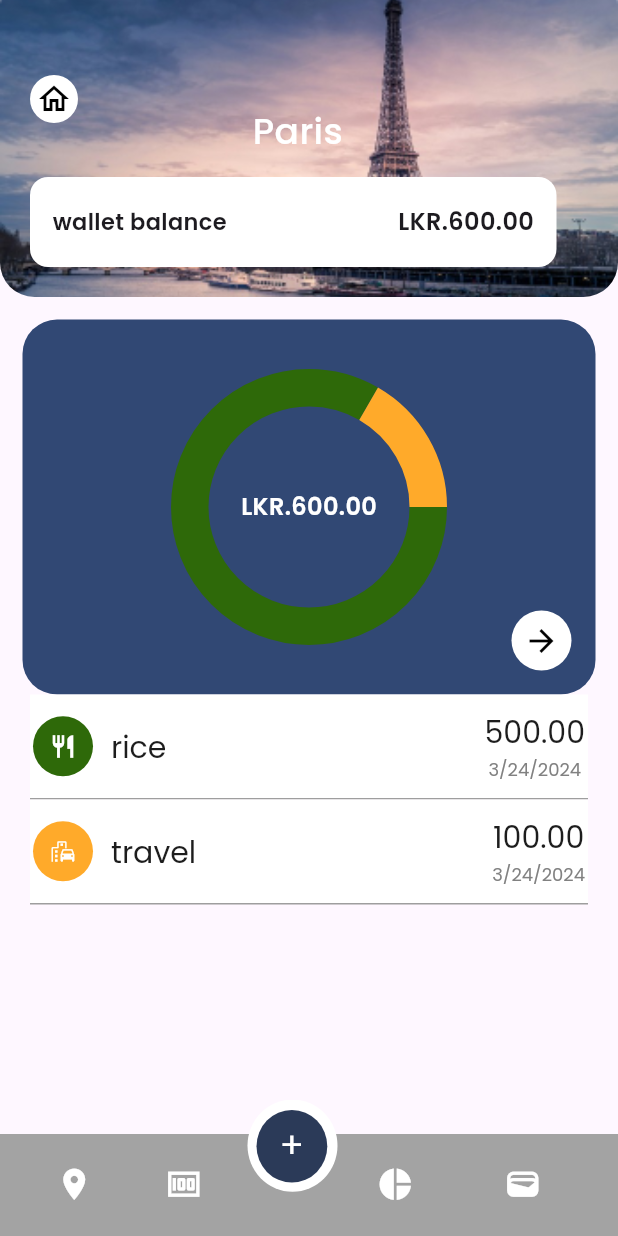
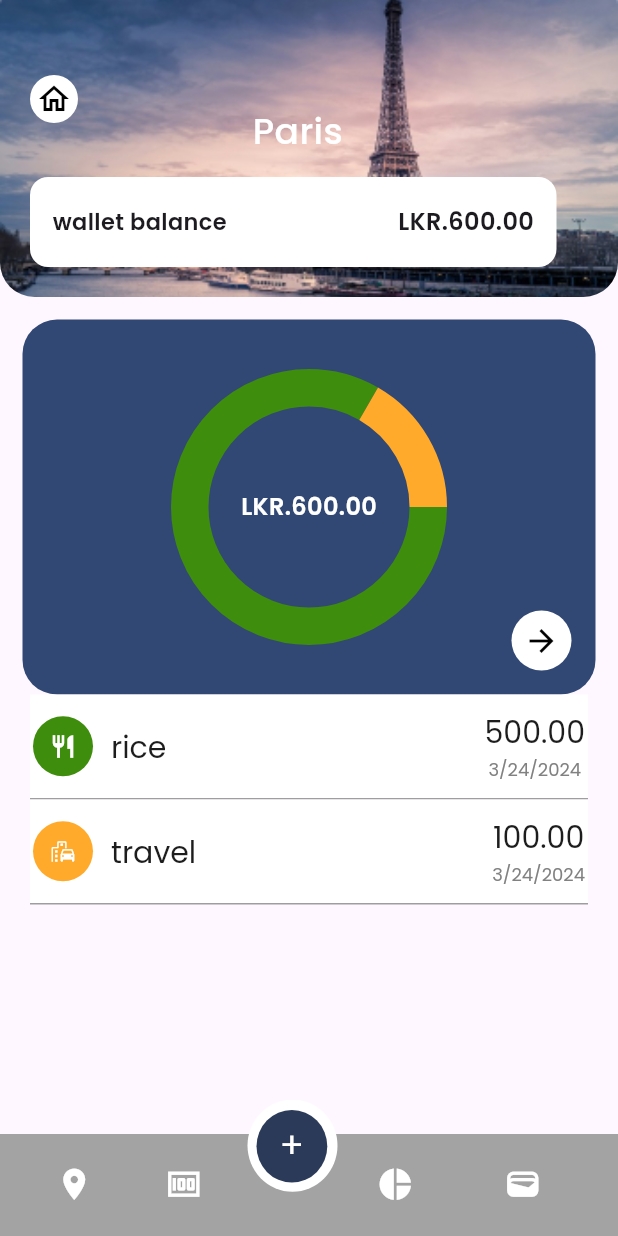
Before and after one commit to YashasHewage/TripWallet, a Flutter app: the ExpencesState screen opened by its route, on a phone screen of 412 x 824 dp. Run offline on Flutter 3.47's test engine with Material 3 defaults, Android fonts, the light colour scheme and no system bars; drawn by our look-alikes of fl_chart; our stand-ins replace cloud_firestore, firebase_auth, firebase_core, google_fonts; missing offline and left inert: dart:ffi; accounts and stored records are empty.

Commit message:
updated Expenses page

```diff
--- a/app/lib/Models/expence.dart
+++ b/app/lib/Models/expence.dart
@@ -22,7 +22,7 @@ final CategoryIcons = {
 };
 //category color
 final CategoryColor = {
-  Category.food: const Color.fromARGB(255, 46, 105, 9),
+  Category.food: const     Color.fromARGB(255, 62, 141, 12),
   Category.transport: const Color.fromARGB(255, 255, 170, 42),
   Category.grocerry: const Color.fromARGB(255, 80, 200, 255),
   Category.health: const Color.fromARGB(255, 252, 46, 46),
--- a/app/lib/pages/Expences_page.dart
+++ b/app/lib/pages/Expences_page.dart
@@ -142,7 +142,7 @@ class _Expences_StateState extends State<ExpencesState> {
   }
 
   List<Color> pieChartColors = [
-    Color.fromARGB(255, 46, 105, 9),
+    Color.fromARGB(255, 62, 141, 12),
     Color.fromARGB(255, 255, 170, 42),
     Color.fromARGB(255, 80, 200, 255),
     Color.fromARGB(255, 252, 46, 46),
@@ -174,14 +174,14 @@ class _Expences_StateState extends State<ExpencesState> {
                   padding: EdgeInsets.only(
                       top: 50.0,
                       left:
-                          20), // Adjust this value to move the CircleAvatar down
+                          20),
                   child: CircleAvatar(
-                    radius: 16.0, // Change this to your desired size
+                    radius: 16.0,
                     backgroundColor:
-                        Colors.white, // Change this to your desired color
+                        Colors.white,
                     child: Icon(
-                      Icons.home_outlined, // Change this to your desired icon
-                      color: Colors.black, // Change this to your desired color
+                      Icons.home_outlined,
+                      color: Colors.black,
                     ),
                   ),
                 ),
```
